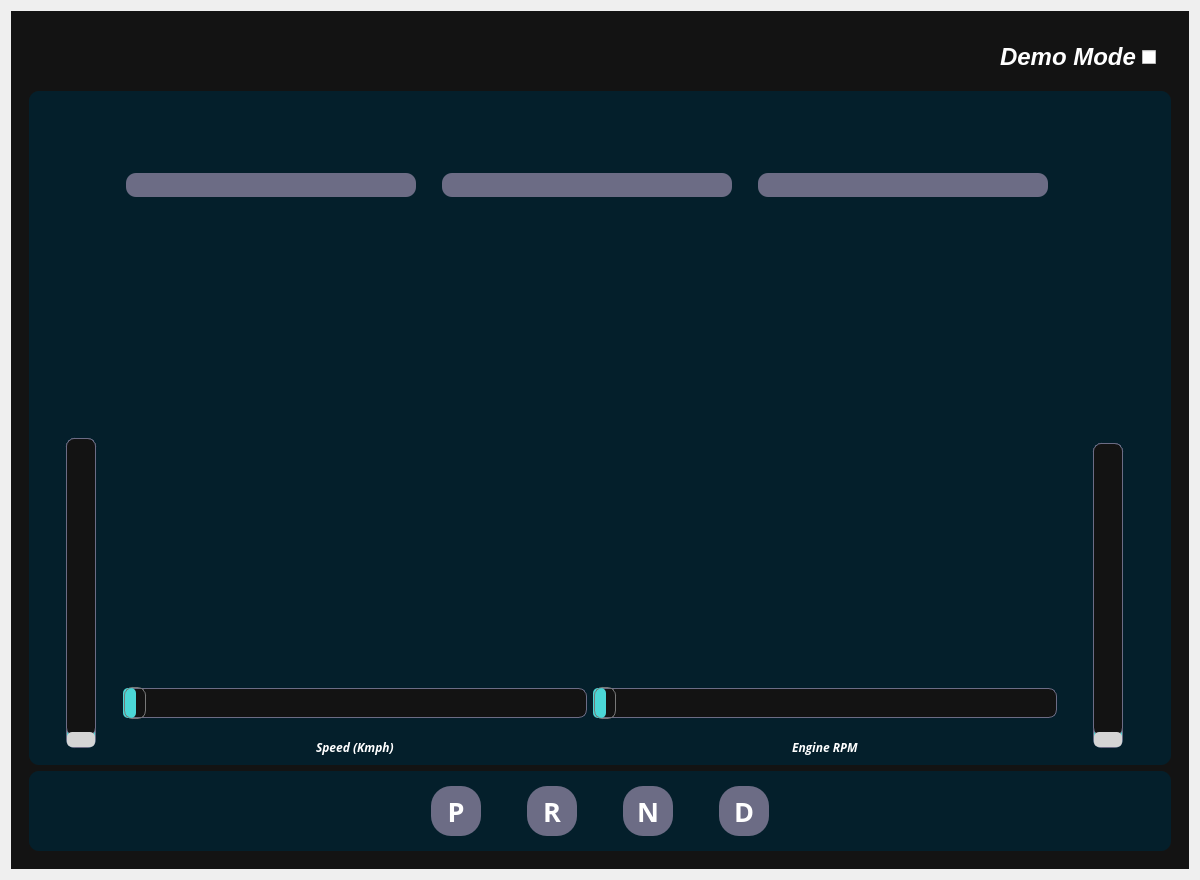
Old version of the form ui/IC.ui in the repository AutomotiveGradeLinux/src-agl-demo-control-panel.
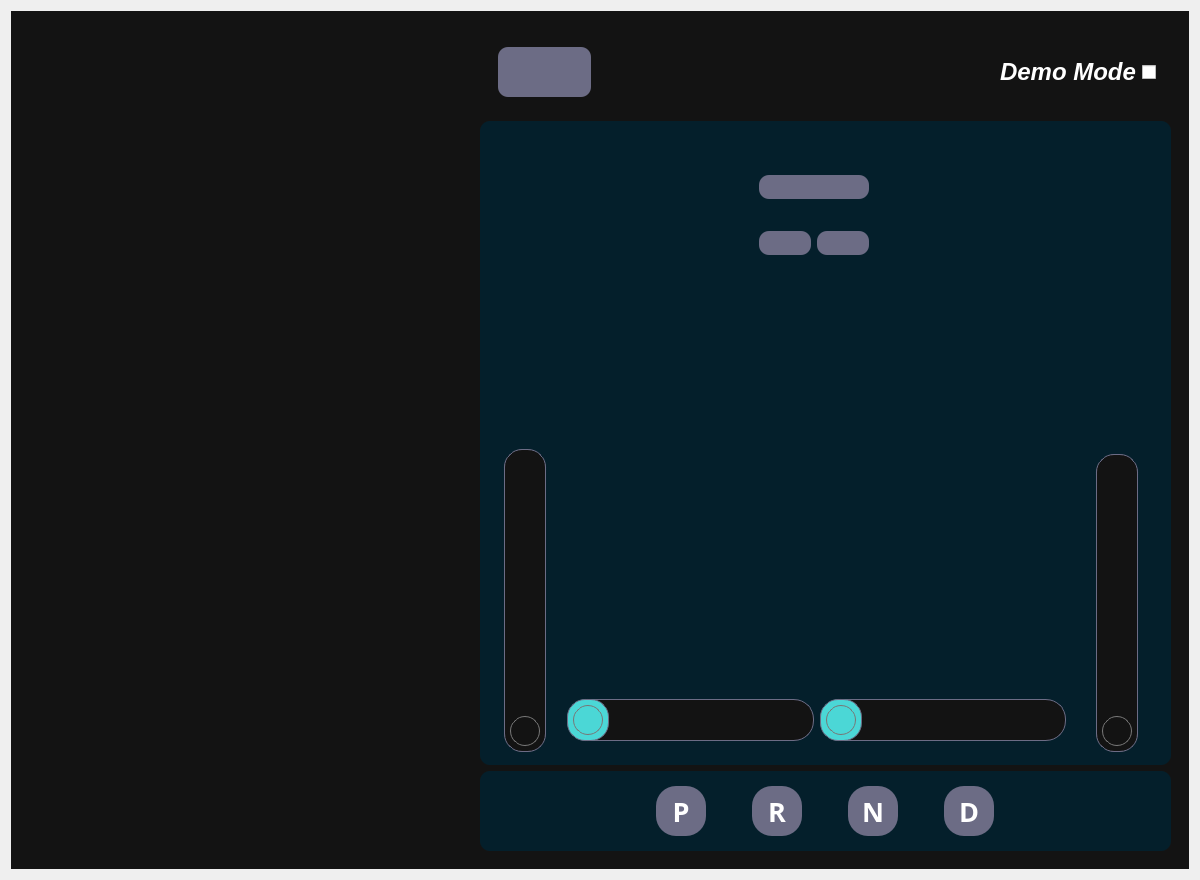
New version of the form. Icons and pictures are not drawn. Custom widgets are drawn as their Qt base class.

Commit message: Add Tire Pressure, Keypad elements and misc. UI Changes

Patch:
```diff
--- a/ui/IC.ui
+++ b/ui/IC.ui
@@ -13,6 +13,9 @@
   <property name="windowTitle">
    <string>Form</string>
   </property>
+  <property name="autoFillBackground">
+   <bool>false</bool>
+  </property>
   <property name="styleSheet">
    <string notr="true">*{
 	border: none;
@@ -44,58 +47,58 @@
 QSlider::groove:horizontal {
     background-color: #131313 ; /* black */
     border: 1px solid #6C6C85 ; /* pastel purple */
-    height: 28px;
-    border-radius: 8px;
+    height: 40px;
+    border-radius: 20px;
 }
 
 QSlider::sub-page:horizontal {
     background-color: #4BD7D6 ; /* light blue */
-    height: 28px;
-    border-radius: 5px;
+    border: 1px solid #6C6C85 ; /* pastel purple */
+    height: 36px;
+    margin-right: -20px;
+    border-radius: 18px;
 }
 
 QSlider::handle:horizontal {
     background: qlineargradient(x1:0, y1:0, x2:1, y2:1,
         stop:0 #eee, stop:1 #ccc);
     border: 1px solid #777;
-    width: 20px;
-    margin-top: -2px;
-    margin-bottom: -2px;
-    border-radius: 8px;
-}
-
-QSlider::sub-page:vertical {
-    background-color: #131313 ; /* black */
-    height: 20px;
     width: 28px;
-    margin: 4px;
-	border: 1px solid #6C6C85 ; /* pastel purple */
-    border-radius: 8px;
+    margin-top: 5px;
+    margin-bottom: 5px;
+	margin-left: 5px;
+	margin-right: 5px;
+    border-radius: 15px;
 }
 
 QSlider::groove:vertical {
-    border-radius: 8px;
-    width: 28px;
-    margin: 4px;
+    background-color: #4BD7D6 ; /* light blue */
 	border: 1px solid #6C6C85 ; /* pastel purple */
-	background-color: #4BD7D6 ; /* light blue */ 
+    width: 40px;
+    border-radius: 20px;
 }
-QSlider::groove:vertical:hover {
-	background-color: rgb(55, 62, 76);
+
+QSlider::sub-page:vertical {
+    border: 1px solid #6C6C85; /* pastel purple */
+    background-color: #131313; /* black */
+    width: 36px;
+    margin-top: 0px; /* Adjusted for better alignment */
+    margin-bottom: -20px; /* Space below the sub-page */
+    border-radius: 18px;
 }
+
 QSlider::handle:vertical {
-    background-color: #d5d5d5;
-    height: 15px;
-    width: 20px;
-	border-radius: 5px;
+    height: 28px;
+    background: qlineargradient(x1:0, y1:0, x2:1, y2:1,
+        stop:0 #eee, stop:1 #ccc);
+    border: 1px solid #777;
+    width: 28px;
+    margin-top: 5px;
+    margin-bottom: 5px;
+	margin-left: 5px;
+	margin-right: 5px;
+    border-radius: 15px;
 }
-QSlider::handle:vertical:hover {
-    background-color: #6C6C85 ; /* pastel purple */
-}
-QSlider::handle:vertical:pressed {
-    background-color: #4BD7D6 ; /* light blue */ 
-}
-
 
 QScrollBar:horizontal {
         min-width: 240px;
@@ -165,7 +168,27 @@
       <enum>QFrame::Raised</enum>
      </property>
      <layout class="QGridLayout" name="gridLayout_3">
-      <item row="0" column="0" rowspan="2">
+      <item row="0" column="0">
+       <widget class="QDockWidget" name="TirePressureDock">
+        <property name="floating">
+         <bool>false</bool>
+        </property>
+        <property name="features">
+         <set>QDockWidget::NoDockWidgetFeatures</set>
+        </property>
+        <widget class="QWidget" name="dockWidgetContents">
+         <property name="autoFillBackground">
+          <bool>false</bool>
+         </property>
+         <layout class="QVBoxLayout" name="verticalLayout_2">
+          <item>
+           <widget class="TirePressure" name="TirePressure" native="true"/>
+          </item>
+         </layout>
+        </widget>
+       </widget>
+      </item>
+      <item row="0" column="1" rowspan="2">
        <widget class="QFrame" name="frame">
         <property name="sizePolicy">
          <sizepolicy hsizetype="Expanding" vsizetype="Expanding">
@@ -183,10 +206,10 @@
          <enum>QFrame::StyledPanel</enum>
         </property>
         <property name="frameShadow">
-         <enum>QFrame::Raised</enum>
+         <enum>QFrame::Sunken</enum>
         </property>
         <layout class="QGridLayout" name="gridLayout_4">
-         <item row="2" column="0">
+         <item row="2" column="0" colspan="2">
           <widget class="QFrame" name="frame_1">
            <property name="sizePolicy">
             <sizepolicy hsizetype="Expanding" vsizetype="Expanding">
@@ -247,27 +270,6 @@
               </property>
              </widget>
             </item>
-            <item row="4" column="3" alignment="Qt::AlignHCenter|Qt::AlignTop">
-             <widget class="QLabel" name="label_4">
-              <property name="sizePolicy">
-               <sizepolicy hsizetype="Expanding" vsizetype="Expanding">
-                <horstretch>0</horstretch>
-                <verstretch>0</verstretch>
-               </sizepolicy>
-              </property>
-              <property name="font">
-               <font>
-                <family>Open Sans</family>
-                <weight>75</weight>
-                <italic>true</italic>
-                <bold>true</bold>
-               </font>
-              </property>
-              <property name="text">
-               <string>Speed (Kmph)</string>
-              </property>
-             </widget>
-            </item>
             <item row="2" column="3">
              <widget class="QWidget" name="Speed_Gauge_Placeholder" native="true">
               <property name="sizePolicy">
@@ -281,27 +283,6 @@
               </property>
              </widget>
             </item>
-            <item row="4" column="4" alignment="Qt::AlignHCenter|Qt::AlignTop">
-             <widget class="QLabel" name="label_5">
-              <property name="sizePolicy">
-               <sizepolicy hsizetype="Expanding" vsizetype="Expanding">
-                <horstretch>0</horstretch>
-                <verstretch>0</verstretch>
-               </sizepolicy>
-              </property>
-              <property name="font">
-               <font>
-                <family>Open Sans</family>
-                <weight>75</weight>
-                <italic>true</italic>
-                <bold>true</bold>
-               </font>
-              </property>
-              <property name="text">
-               <string>Engine RPM</string>
-              </property>
-             </widget>
-            </item>
             <item row="0" column="2" colspan="4">
              <spacer name="verticalSpacer_5">
               <property name="orientation">
@@ -374,7 +355,7 @@
                <enum>QFrame::Raised</enum>
               </property>
               <layout class="QGridLayout" name="gridLayout_2">
-               <item row="1" column="4">
+               <item row="1" column="3">
                 <widget class="QPushButton" name="rightIndicatorBtn">
                  <property name="text">
                   <string/>
@@ -391,39 +372,24 @@
                  </property>
                 </widget>
                </item>
-               <item row="1" column="1">
-                <spacer name="horizontalSpacer_3">
-                 <property name="orientation">
-                  <enum>Qt::Horizontal</enum>
+               <item row="0" column="2" colspan="2">
+                <widget class="QPushButton" name="hazardBtn">
+                 <property name="text">
+                  <string/>
                  </property>
-                 <property name="sizeType">
-                  <enum>QSizePolicy::Fixed</enum>
+                 <property name="icon">
+                  <iconset resource="../assets/res.qrc">
+                   <normaloff>:/Images/Images/hazard.png</normaloff>:/Images/Images/hazard.png</iconset>
                  </property>
-                 <property name="sizeHint" stdset="0">
+                 <property name="iconSize">
                   <size>
-                   <width>20</width>
-                   <height>20</height>
+                   <width>60</width>
+                   <height>60</height>
                   </size>
                  </property>
-                </spacer>
+                </widget>
                </item>
-               <item row="1" column="3">
-                <spacer name="horizontalSpacer_4">
-                 <property name="orientation">
-                  <enum>Qt::Horizontal</enum>
-                 </property>
-                 <property name="sizeType">
-                  <enum>QSizePolicy::Fixed</enum>
-                 </property>
-                 <property name="sizeHint" stdset="0">
-                  <size>
-                   <width>20</width>
-                   <height>20</height>
-                  </size>
-                 </property>
-                </spacer>
-               </item>
-               <item row="1" column="0">
+               <item row="1" column="2">
                 <widget class="QPushButton" name="leftIndicatorBtn">
                  <property name="acceptDrops">
                   <bool>false</bool>
@@ -452,27 +418,36 @@
                  </property>
                 </widget>
                </item>
-               <item row="1" column="2">
-                <widget class="QPushButton" name="hazardBtn">
-                 <property name="text">
-                  <string/>
+               <item row="0" column="1" rowspan="2">
+                <spacer name="horizontalSpacer_3">
+                 <property name="orientation">
+                  <enum>Qt::Horizontal</enum>
                  </property>
-                 <property name="icon">
-                  <iconset resource="../assets/res.qrc">
-                   <normaloff>:/Images/Images/hazard.png</normaloff>:/Images/Images/hazard.png</iconset>
+                 <property name="sizeHint" stdset="0">
+                  <size>
+                   <width>40</width>
+                   <height>20</height>
+                  </size>
                  </property>
-                 <property name="iconSize">
+                </spacer>
+               </item>
+               <item row="0" column="4" rowspan="2">
+                <spacer name="horizontalSpacer_4">
+                 <property name="orientation">
+                  <enum>Qt::Horizontal</enum>
+                 </property>
+                 <property name="sizeHint" stdset="0">
                   <size>
-                   <width>60</width>
-                   <height>60</height>
+                   <width>40</width>
+                   <height>20</height>
                   </size>
                  </property>
-                </widget>
+                </spacer>
                </item>
               </layout>
              </widget>
             </item>
-            <item row="1" column="0" rowspan="4" colspan="2">
+            <item row="1" column="0" rowspan="4" colspan="2" alignment="Qt::AlignHCenter">
              <widget class="QFrame" name="coolant_gauge_frame">
               <property name="sizePolicy">
                <sizepolicy hsizetype="Expanding" vsizetype="Expanding">
@@ -499,7 +474,7 @@
                <property name="bottomMargin">
                 <number>4</number>
                </property>
-               <item row="1" column="1">
+               <item row="1" column="1" alignment="Qt::AlignHCenter">
                 <widget class="QSlider" name="coolantTemp_slider">
                  <property name="sizePolicy">
                   <sizepolicy hsizetype="Expanding" vsizetype="Expanding">
@@ -513,24 +488,23 @@
                    <height>0</height>
                   </size>
                  </property>
+                 <property name="layoutDirection">
+                  <enum>Qt::LeftToRight</enum>
+                 </property>
                  <property name="orientation">
                   <enum>Qt::Vertical</enum>
                  </property>
-                </widget>
-               </item>
-               <item row="1" column="0">
-                <widget class="QLabel" name="label_2">
-                 <property name="sizePolicy">
-                  <sizepolicy hsizetype="Expanding" vsizetype="Expanding">
-                   <horstretch>0</horstretch>
-                   <verstretch>0</verstretch>
-                  </sizepolicy>
+                 <property name="invertedAppearance">
+                  <bool>false</bool>
                  </property>
-                 <property name="text">
-                  <string/>
+                 <property name="invertedControls">
+                  <bool>false</bool>
                  </property>
-                 <property name="pixmap">
-                  <pixmap resource="../assets/res.qrc">:/Carbon_Icons/carbon_icons/temperature--water.svg</pixmap>
+                 <property name="tickPosition">
+                  <enum>QSlider::NoTicks</enum>
+                 </property>
+                 <property name="tickInterval">
+                  <number>0</number>
                  </property>
                 </widget>
                </item>
@@ -553,7 +527,7 @@
               </layout>
              </widget>
             </item>
-            <item row="1" column="6" rowspan="4" alignment="Qt::AlignRight">
+            <item row="1" column="6" rowspan="4" alignment="Qt::AlignHCenter">
              <widget class="QFrame" name="fuel_gauge_frame">
               <property name="sizePolicy">
                <sizepolicy hsizetype="Expanding" vsizetype="Expanding">
@@ -571,7 +545,7 @@
                <property name="bottomMargin">
                 <number>4</number>
                </property>
-               <item row="1" column="0" alignment="Qt::AlignRight">
+               <item row="1" column="0" alignment="Qt::AlignHCenter">
                 <widget class="QSlider" name="fuelLevel_slider">
                  <property name="sizePolicy">
                   <sizepolicy hsizetype="Expanding" vsizetype="Expanding">
@@ -590,6 +564,9 @@
                    <kerning>true</kerning>
                   </font>
                  </property>
+                 <property name="autoFillBackground">
+                  <bool>false</bool>
+                 </property>
                  <property name="sliderPosition">
                   <number>0</number>
                  </property>
@@ -607,33 +584,6 @@
                  </property>
                 </widget>
                </item>
-               <item row="1" column="1" alignment="Qt::AlignRight">
-                <widget class="QLabel" name="label_3">
-                 <property name="sizePolicy">
-                  <sizepolicy hsizetype="Expanding" vsizetype="Expanding">
-                   <horstretch>0</horstretch>
-                   <verstretch>0</verstretch>
-                  </sizepolicy>
-                 </property>
-                 <property name="font">
-                  <font>
-                   <pointsize>12</pointsize>
-                  </font>
-                 </property>
-                 <property name="frameShape">
-                  <enum>QFrame::NoFrame</enum>
-                 </property>
-                 <property name="text">
-                  <string/>
-                 </property>
-                 <property name="pixmap">
-                  <pixmap resource="../assets/res.qrc">:/Carbon_Icons/carbon_icons/rain-drop.svg</pixmap>
-                 </property>
-                 <property name="scaledContents">
-                  <bool>false</bool>
-                 </property>
-                </widget>
-               </item>
                <item row="0" column="0" colspan="2">
                 <widget class="QWidget" name="fuel_Gauge_Placeholder" native="true">
                  <property name="sizePolicy">
@@ -656,72 +606,7 @@
            </layout>
           </widget>
          </item>
-         <item row="0" column="0">
-          <widget class="QFrame" name="header_frame">
-           <property name="minimumSize">
-            <size>
-             <width>0</width>
-             <height>50</height>
-            </size>
-           </property>
-           <property name="frameShape">
-            <enum>QFrame::StyledPanel</enum>
-           </property>
-           <property name="frameShadow">
-            <enum>QFrame::Raised</enum>
-           </property>
-           <layout class="QHBoxLayout" name="horizontalLayout">
-            <item>
-             <widget class="QFrame" name="frame_6">
-              <property name="frameShape">
-               <enum>QFrame::StyledPanel</enum>
-              </property>
-              <property name="frameShadow">
-               <enum>QFrame::Raised</enum>
-              </property>
-              <layout class="QHBoxLayout" name="horizontalLayout_3">
-               <item>
-                <spacer name="horizontalSpacer_6">
-                 <property name="orientation">
-                  <enum>Qt::Horizontal</enum>
-                 </property>
-                 <property name="sizeHint" stdset="0">
-                  <size>
-                   <width>40</width>
-                   <height>20</height>
-                  </size>
-                 </property>
-                </spacer>
-               </item>
-              </layout>
-             </widget>
-            </item>
-            <item alignment="Qt::AlignRight">
-             <widget class="QLabel" name="label_6">
-              <property name="font">
-               <font>
-                <pointsize>18</pointsize>
-                <weight>75</weight>
-                <italic>true</italic>
-                <bold>true</bold>
-               </font>
-              </property>
-              <property name="text">
-               <string>Demo Mode</string>
-              </property>
-             </widget>
-            </item>
-            <item alignment="Qt::AlignRight">
-             <widget class="QCheckBox" name="demoToggle">
-              <property name="text">
-               <string/>
-              </property>
-             </widget>
-            </item>
-           </layout>
-          </widget>
-         </item>
-         <item row="4" column="0" alignment="Qt::AlignBottom">
+         <item row="4" column="0" colspan="2">
           <widget class="QFrame" name="gearSelector">
            <property name="minimumSize">
             <size>
@@ -741,6 +626,9 @@
               <property name="orientation">
                <enum>Qt::Horizontal</enum>
               </property>
+              <property name="sizeType">
+               <enum>QSizePolicy::Expanding</enum>
+              </property>
               <property name="sizeHint" stdset="0">
                <size>
                 <width>167</width>
@@ -911,6 +799,9 @@
               <property name="orientation">
                <enum>Qt::Horizontal</enum>
               </property>
+              <property name="sizeType">
+               <enum>QSizePolicy::Expanding</enum>
+              </property>
               <property name="sizeHint" stdset="0">
                <size>
                 <width>168</width>
@@ -922,6 +813,115 @@
            </layout>
           </widget>
          </item>
+         <item row="0" column="0" colspan="2">
+          <widget class="QFrame" name="header_frame">
+           <property name="minimumSize">
+            <size>
+             <width>0</width>
+             <height>50</height>
+            </size>
+           </property>
+           <property name="frameShape">
+            <enum>QFrame::StyledPanel</enum>
+           </property>
+           <property name="frameShadow">
+            <enum>QFrame::Raised</enum>
+           </property>
+           <layout class="QHBoxLayout" name="horizontalLayout">
+            <item>
+             <widget class="QFrame" name="frame_6">
+              <property name="frameShape">
+               <enum>QFrame::StyledPanel</enum>
+              </property>
+              <property name="frameShadow">
+               <enum>QFrame::Raised</enum>
+              </property>
+              <layout class="QHBoxLayout" name="horizontalLayout_3">
+               <item>
+                <widget class="QPushButton" name="TirePressureBtn">
+                 <property name="sizePolicy">
+                  <sizepolicy hsizetype="Fixed" vsizetype="Fixed">
+                   <horstretch>0</horstretch>
+                   <verstretch>0</verstretch>
+                  </sizepolicy>
+                 </property>
+                 <property name="minimumSize">
+                  <size>
+                   <width>50</width>
+                   <height>50</height>
+                  </size>
+                 </property>
+                 <property name="font">
+                  <font>
+                   <family>Open Sans</family>
+                   <pointsize>20</pointsize>
+                   <weight>75</weight>
+                   <italic>false</italic>
+                   <bold>true</bold>
+                  </font>
+                 </property>
+                 <property name="text">
+                  <string/>
+                 </property>
+                 <property name="icon">
+                  <iconset resource="../assets/res.qrc">
+                   <normaloff>:/Images/Images/tire-pressure.svg</normaloff>:/Images/Images/tire-pressure.svg</iconset>
+                 </property>
+                 <property name="iconSize">
+                  <size>
+                   <width>50</width>
+                   <height>50</height>
+                  </size>
+                 </property>
+                 <property name="checkable">
+                  <bool>true</bool>
+                 </property>
+                 <property name="checked">
+                  <bool>false</bool>
+                 </property>
+                </widget>
+               </item>
+               <item>
+                <spacer name="horizontalSpacer_6">
+                 <property name="orientation">
+                  <enum>Qt::Horizontal</enum>
+                 </property>
+                 <property name="sizeHint" stdset="0">
+                  <size>
+                   <width>40</width>
+                   <height>20</height>
+                  </size>
+                 </property>
+                </spacer>
+               </item>
+              </layout>
+             </widget>
+            </item>
+            <item alignment="Qt::AlignRight">
+             <widget class="QLabel" name="label_6">
+              <property name="font">
+               <font>
+                <pointsize>18</pointsize>
+                <weight>75</weight>
+                <italic>true</italic>
+                <bold>true</bold>
+               </font>
+              </property>
+              <property name="text">
+               <string>Demo Mode</string>
+              </property>
+             </widget>
+            </item>
+            <item alignment="Qt::AlignRight">
+             <widget class="QCheckBox" name="demoToggle">
+              <property name="text">
+               <string/>
+              </property>
+             </widget>
+            </item>
+           </layout>
+          </widget>
+         </item>
         </layout>
        </widget>
       </item>
@@ -930,6 +930,14 @@
    </item>
   </layout>
  </widget>
+ <customwidgets>
+  <customwidget>
+   <class>TirePressure</class>
+   <extends>QWidget</extends>
+   <header>Widgets/TirePressure</header>
+   <container>1</container>
+  </customwidget>
+ </customwidgets>
  <resources>
   <include location="../assets/res.qrc"/>
  </resources>
```
The commit also changes 21 other files.
